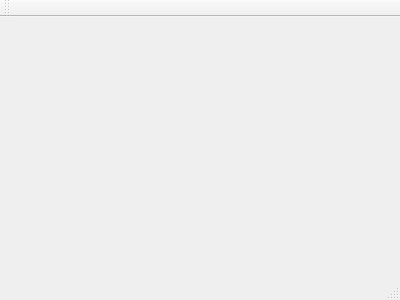
liutaouni/demo, file CustomWindow/mainwindow.ui: the form before one commit.
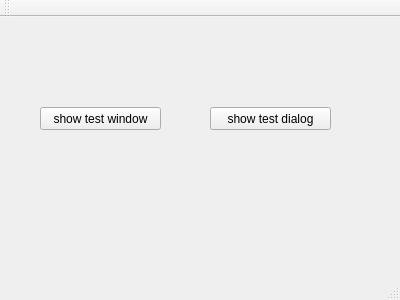
The form after the commit.

```diff
--- a/CustomWindow/mainwindow.ui
+++ b/CustomWindow/mainwindow.ui
@@ -12,13 +12,55 @@
   <property name="windowTitle" >
    <string>MainWindow</string>
   </property>
-  <widget class="QMenuBar" name="menuBar" />
-  <widget class="QToolBar" name="mainToolBar" />
-  <widget class="QWidget" name="centralWidget" />
-  <widget class="QStatusBar" name="statusBar" />
+  <widget class="QWidget" name="centralWidget">
+   <widget class="QPushButton" name="testWindowBtn">
+    <property name="geometry">
+     <rect>
+      <x>40</x>
+      <y>90</y>
+      <width>121</width>
+      <height>23</height>
+     </rect>
+    </property>
+    <property name="text">
+     <string>show test window</string>
+    </property>
+   </widget>
+   <widget class="QPushButton" name="testDialogBtn">
+    <property name="geometry">
+     <rect>
+      <x>210</x>
+      <y>90</y>
+      <width>121</width>
+      <height>23</height>
+     </rect>
+    </property>
+    <property name="text">
+     <string>show test dialog</string>
+    </property>
+   </widget>
+  </widget>
+  <widget class="QMenuBar" name="menuBar">
+   <property name="geometry">
+    <rect>
+     <x>0</x>
+     <y>0</y>
+     <width>400</width>
+     <height>21</height>
+    </rect>
+   </property>
+  </widget>
+  <widget class="QToolBar" name="mainToolBar">
+   <attribute name="toolBarArea">
+    <enum>TopToolBarArea</enum>
+   </attribute>
+   <attribute name="toolBarBreak">
+    <bool>false</bool>
+   </attribute>
+  </widget>
+  <widget class="QStatusBar" name="statusBar"/>
  </widget>
- <layoutDefault spacing="6" margin="11" />
- <pixmapfunction></pixmapfunction>
+ <layoutdefault spacing="6" margin="11"/>
  <resources/>
  <connections/>
 </ui>
```
Left out of the diff: 7 changed lines with no effect on the pictures.
